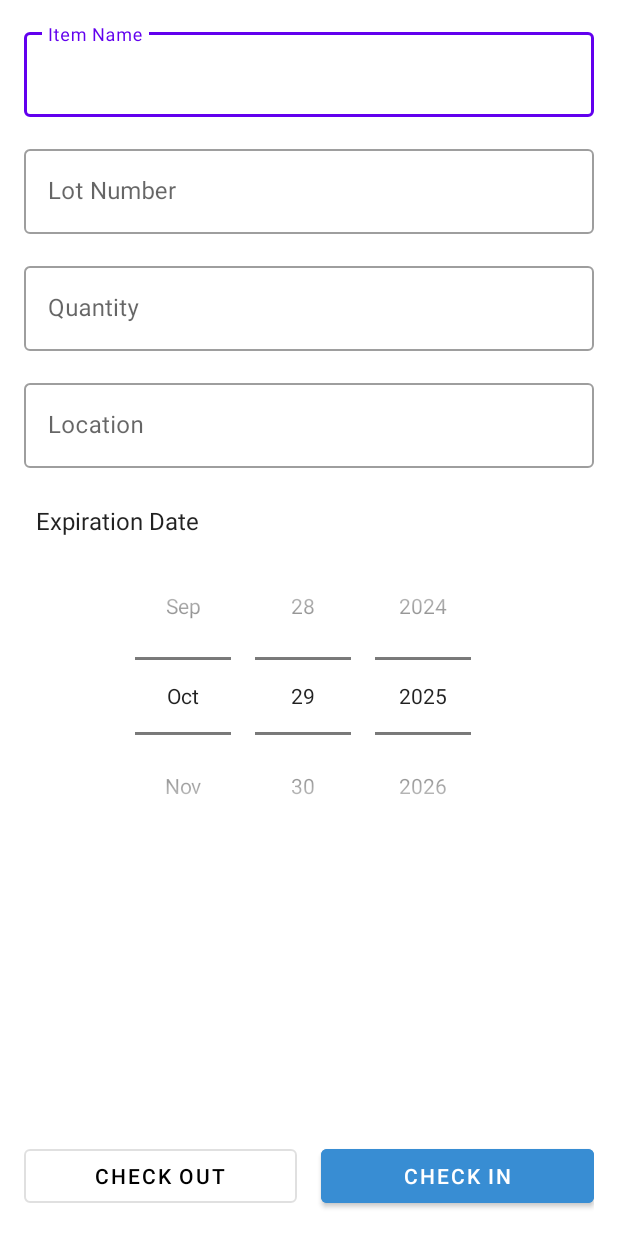
After one commit to HaiDTHE186294/PRM_FinalProject, an Android app: the layout activity_inventory_item.xml on its own in the app's theme, with its tools: preview values and no code run, on a phone screen of 412 x 824 dp. The commit adds this screen. Run offline under Robolectric (Android 15) with nearby library versions, the phone set to English and light mode, and no system bars; network calls fail.

Commit message:
PF-43 Add / Update Inventory Item (BROKEN)

```diff
--- a/app/src/main/java/com/lkms/domain/UserProfileUseCase.java
+++ b/app/src/main/java/com/lkms/domain/UserProfileUseCase.java
@@ -60,7 +60,6 @@ public class UserProfileUseCase
         //Update user's data inside this ViewModel
         getUser.setName(newName);
         getUser.setContactInfo(newContactInfo);
-        _user.postValue(getUser);
 
         //Update user's data inside DB
         userRepository.updateUserProfile(
@@ -93,7 +92,6 @@ public class UserProfileUseCase
 
         //Update user's data inside this ViewModel
         getUser.setRoleId(newRole.ordinal());
-        _user.postValue(getUser);
 
         //Update user's data inside DB
         userRepository.updateUserRole(
--- a/app/src/main/java/com/lkms/ui/user_profile/UserProfileActivity.java
+++ b/app/src/main/java/com/lkms/ui/user_profile/UserProfileActivity.java
@@ -57,7 +57,7 @@ public class UserProfileActivity extends AppCompatActivity {
         // Setup observer to observe async method to get user's data
         userProfileUseCase.getUser().observe(this, user -> {
 
-            Log.d("UserProfileActivityDEBUG", "Get user: " + user);
+//            Log.d("UserProfileActivityDEBUG", "Get user: " + user);
 
             if (user != null)
             {
--- /dev/null
+++ b/app/src/main/res/layout/activity_inventory_item.xml
@@ -0,0 +1,163 @@
+<?xml version="1.0" encoding="utf-8"?>
+<androidx.coordinatorlayout.widget.CoordinatorLayout xmlns:android="http://schemas.android.com/apk/res/android"
+    xmlns:app="http://schemas.android.com/apk/res-auto"
+    xmlns:tools="http://schemas.android.com/tools"
+    android:layout_width="match_parent"
+    android:layout_height="match_parent"
+    tools:context=".ui.inventory.InventoryItemActivity">
+
+    <ScrollView
+        android:layout_width="match_parent"
+        android:layout_height="match_parent"
+        android:layout_marginBottom="80dp"
+        android:clipToPadding="false">
+
+        <androidx.constraintlayout.widget.ConstraintLayout
+            android:layout_width="match_parent"
+            android:layout_height="wrap_content"
+            android:padding="16dp">
+
+            <!-- Item Name -->
+            <com.google.android.material.textfield.TextInputLayout
+                android:id="@+id/item_name_input_layout"
+                style="@style/Widget.MaterialComponents.TextInputLayout.OutlinedBox"
+                android:layout_width="0dp"
+                android:layout_height="wrap_content"
+                android:hint="Item Name"
+                app:layout_constraintEnd_toEndOf="parent"
+                app:layout_constraintStart_toStartOf="parent"
+                app:layout_constraintTop_toTopOf="parent">
+
+                <com.google.android.material.textfield.TextInputEditText
+                    android:id="@+id/item_name_edit_text"
+                    android:layout_width="match_parent"
+                    android:layout_height="wrap_content"
+                    android:inputType="textCapWords" />
+            </com.google.android.material.textfield.TextInputLayout>
+
+            <!-- Lot Number -->
+            <com.google.android.material.textfield.TextInputLayout
+                android:id="@+id/lot_number_input_layout"
+                style="@style/Widget.MaterialComponents.TextInputLayout.OutlinedBox"
+                android:layout_width="0dp"
+                android:layout_height="wrap_content"
+                android:layout_marginTop="16dp"
+                android:hint="Lot Number"
+                app:layout_constraintEnd_toEndOf="parent"
+                app:layout_constraintStart_toStartOf="parent"
+                app:layout_constraintTop_toBottomOf="@id/item_name_input_layout">
+
+                <com.google.android.material.textfield.TextInputEditText
+                    android:id="@+id/lot_number_edit_text"
+                    android:layout_width="match_parent"
+                    android:layout_height="wrap_content"
+                    android:inputType="text" />
+            </com.google.android.material.textfield.TextInputLayout>
+
+            <!-- Quantity -->
+            <com.google.android.material.textfield.TextInputLayout
+                android:id="@+id/item_quantity_input_layout"
+                style="@style/Widget.MaterialComponents.TextInputLayout.OutlinedBox"
+                android:layout_width="0dp"
+                android:layout_height="wrap_content"
+                android:layout_marginTop="16dp"
+                android:hint="Quantity"
+                app:layout_constraintEnd_toEndOf="parent"
+                app:layout_constraintStart_toStartOf="parent"
+                app:layout_constraintTop_toBottomOf="@id/lot_number_input_layout">
+
+                <com.google.android.material.textfield.TextInputEditText
+                    android:id="@+id/item_quantity_edit_text"
+                    android:layout_width="match_parent"
+                    android:layout_height="wrap_content"
+                    android:inputType="number" />
+            </com.google.android.material.textfield.TextInputLayout>
+
+            <!-- Location -->
+            <com.google.android.material.textfield.TextInputLayout
+                android:id="@+id/location_input_layout"
+                style="@style/Widget.MaterialComponents.TextInputLayout.OutlinedBox"
+                android:layout_width="0dp"
+                android:layout_height="wrap_content"
+                android:layout_marginTop="16dp"
+                android:hint="Location"
+                app:layout_constraintEnd_toEndOf="parent"
+                app:layout_constraintStart_toStartOf="parent"
+                app:layout_constraintTop_toBottomOf="@id/item_quantity_input_layout">
+
+                <com.google.android.material.textfield.TextInputEditText
+                    android:id="@+id/location_edit_text"
+                    android:layout_width="match_parent"
+                    android:layout_height="wrap_content"
+                    android:inputType="text" />
+            </com.google.android.material.textfield.TextInputLayout>
+
+            <!-- Date Picker Container -->
+            <androidx.constraintlayout.widget.ConstraintLayout
+                android:id="@+id/date_picker_container"
+                android:layout_width="0dp"
+                android:layout_height="wrap_content"
+                android:layout_marginTop="16dp"
+                android:padding="8dp"
+                app:layout_constraintEnd_toEndOf="parent"
+                app:layout_constraintStart_toStartOf="parent"
+                app:layout_constraintTop_toBottomOf="@id/location_input_layout">
+
+                <TextView
+                    android:id="@+id/textView2"
+                    android:layout_width="wrap_content"
+                    android:layout_height="wrap_content"
+                    android:text="Expiration Date"
+                    android:textColor="?android:attr/textColorPrimary"
+                    android:textSize="16sp"
+                    app:layout_constraintStart_toStartOf="parent"
+                    app:layout_constraintTop_toTopOf="parent" />
+
+                <DatePicker
+                    android:id="@+id/datePicker"
+                    android:layout_width="wrap_content"
+                    android:layout_height="wrap_content"
+                    android:calendarViewShown="false"
+                    android:datePickerMode="spinner"
+                    app:layout_constraintEnd_toEndOf="parent"
+                    app:layout_constraintStart_toStartOf="parent"
+                    app:layout_constraintTop_toBottomOf="@id/textView2" />
+
+            </androidx.constraintlayout.widget.ConstraintLayout>
+
+        </androidx.constraintlayout.widget.ConstraintLayout>
+    </ScrollView>
+
+    <!-- Buttons at the bottom of the screen -->
+    <LinearLayout
+        android:id="@+id/button_layout"
+        android:layout_width="match_parent"
+        android:layout_height="wrap_content"
+        android:layout_gravity="bottom"
+        android:background="?android:attr/colorBackground"
+        android:orientation="horizontal"
+        android:padding="16dp">
+
+        <Button
+            android:id="@+id/check_out_button"
+            style="?attr/materialButtonOutlinedStyle"
+            android:layout_width="0dp"
+            android:layout_height="wrap_content"
+            android:layout_marginEnd="8dp"
+            android:layout_weight="1"
+            android:backgroundTint="@color/white"
+            android:textColor="@color/black"
+            android:text="Check Out" />
+
+        <Button
+            android:id="@+id/check_in_button"
+            android:layout_width="0dp"
+            android:layout_height="wrap_content"
+            android:layout_marginStart="8dp"
+            android:layout_weight="1"
+            android:backgroundTint="@color/toolbar_bg"
+            android:text="Check In" />
+
+    </LinearLayout>
+
+</androidx.coordinatorlayout.widget.CoordinatorLayout>
```
Also changed, not shown: app/src/main/java/com/lkms/domain/inventory/InventoryItemUseCase.java (added, +123 -0 lines), app/src/main/java/com/lkms/ui/inventory/InventoryItemActivity.java (added, +192 -0 lines).
